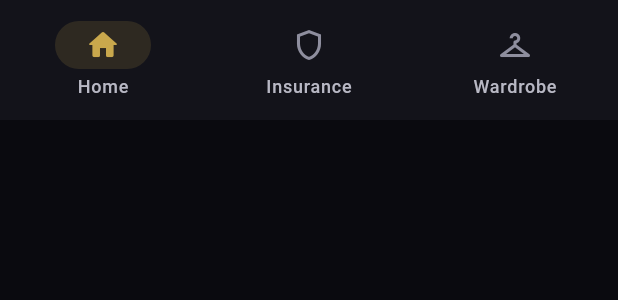
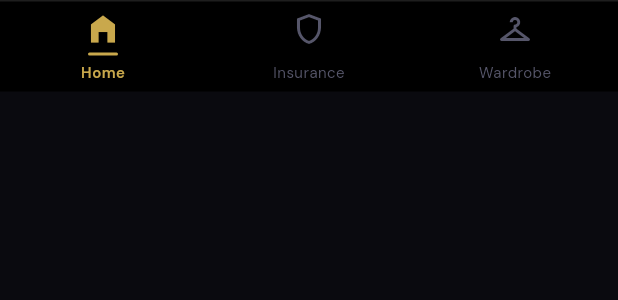
Before and after one commit to frpatino6/vaulted, a Flutter app: the AppBottomNav widget shown alone on an empty page, opened directly, on a phone screen of 412 x 824 dp. Shown: the top 300 px of the screen. Run offline on Flutter 3.47's test engine with Material 3 defaults, Android fonts, the phone set to English and light mode, and no system bars; our stand-ins replace cached_network_image, dio, dotted_border, fl_chart, flutter_riverpod, flutter_secure_storage and 7 more; missing offline and left inert: mobile_scanner; accounts and stored records are empty; network calls fail.

Commit message:
feat(nav): replace NavigationBar with custom black bottom nav
Replaces Material 3 NavigationBar (with heavy pill indicator) with a
fully custom StatelessWidget. Background is Colors.black with a subtle
top border (0xFF1E1E1E). Each _NavItem shows an AnimatedContainer
indicator — a 20×2px golden line below the icon — that animates in/out
when switching tabs. Selected color: AppColors.accent (gold); unselected:
#56566A (grey with sufficient contrast). Icons: home_filled, shield_outlined,
checkroom as specified.

https://claude.ai/code/session_014LADHdzo8JSHXb3sf9vSHP

```diff
--- a/apps/mobile/lib/shared/widgets/app_bottom_nav.dart
+++ b/apps/mobile/lib/shared/widgets/app_bottom_nav.dart
@@ -1,70 +1,109 @@
 import 'package:flutter/material.dart';
-import 'package:flutter_riverpod/flutter_riverpod.dart';
 import 'package:go_router/go_router.dart';
 
 import '../../core/theme/app_theme.dart';
 
 enum AppTab { home, insurance, wardrobe }
 
-class AppBottomNav extends ConsumerWidget {
+/// Custom bottom navigation bar with a black background and a thin golden
+/// line indicator below the active item's icon.
+class AppBottomNav extends StatelessWidget {
   const AppBottomNav({super.key, required this.currentTab});
 
   final AppTab currentTab;
 
   @override
-  Widget build(BuildContext context, WidgetRef ref) {
-    return NavigationBar(
-      backgroundColor: AppColors.surface,
-      indicatorColor: AppColors.accent.withValues(alpha: 0.15),
-      surfaceTintColor: Colors.transparent,
-      shadowColor: Colors.transparent,
-      elevation: 0,
-      selectedIndex: currentTab.index,
-      labelBehavior: NavigationDestinationLabelBehavior.alwaysShow,
-      onDestinationSelected: (index) {
-        final tab = AppTab.values[index];
-        if (tab == currentTab) return;
-        switch (tab) {
-          case AppTab.home:
-            context.go('/dashboard');
-          case AppTab.insurance:
-            context.go('/insurance');
-          case AppTab.wardrobe:
-            context.go('/wardrobe');
-        }
-      },
-      destinations: [
-        NavigationDestination(
-          icon: Icon(
-            Icons.home_outlined,
-            color: currentTab == AppTab.home
-                ? AppColors.accent
-                : AppColors.onSurfaceVariant,
+  Widget build(BuildContext context) {
+    return Container(
+      decoration: const BoxDecoration(
+        color: Colors.black,
+        border: Border(
+          top: BorderSide(color: Color(0xFF1E1E1E), width: 1),
+        ),
+      ),
+      child: SafeArea(
+        top: false,
+        child: SizedBox(
+          height: 60,
+          child: Row(
+            children: [
+              _NavItem(
+                icon: Icons.home_filled,
+                label: 'Home',
+                isSelected: currentTab == AppTab.home,
+                onTap: () => context.go('/dashboard'),
+              ),
+              _NavItem(
+                icon: Icons.shield_outlined,
+                label: 'Insurance',
+                isSelected: currentTab == AppTab.insurance,
+                onTap: () => context.go('/insurance'),
+              ),
+              _NavItem(
+                icon: Icons.checkroom,
+                label: 'Wardrobe',
+                isSelected: currentTab == AppTab.wardrobe,
+                onTap: () => context.go('/wardrobe'),
+              ),
+            ],
           ),
-          selectedIcon: Icon(Icons.home_rounded, color: AppColors.accent),
-          label: 'Home',
         ),
-        NavigationDestination(
-          icon: Icon(
-            Icons.shield_outlined,
-            color: currentTab == AppTab.insurance
-                ? AppColors.accent
-                : AppColors.onSurfaceVariant,
-          ),
-          selectedIcon: Icon(Icons.shield_rounded, color: AppColors.accent),
-          label: 'Insurance',
-        ),
-        NavigationDestination(
-          icon: Icon(
-            Icons.checkroom_outlined,
-            color: currentTab == AppTab.wardrobe
-                ? AppColors.accent
-                : AppColors.onSurfaceVariant,
-          ),
-          selectedIcon: Icon(Icons.checkroom_rounded, color: AppColors.accent),
-          label: 'Wardrobe',
-        ),
-      ],
+      ),
     );
   }
 }
+
+class _NavItem extends StatelessWidget {
+  const _NavItem({
+    required this.icon,
+    required this.label,
+    required this.isSelected,
+    required this.onTap,
+  });
+
+  final IconData icon;
+  final String label;
+  final bool isSelected;
+  final VoidCallback onTap;
+
+  static const _unselected = Color(0xFF56566A);
+
+  @override
+  Widget build(BuildContext context) {
+    final color = isSelected ? AppColors.accent : _unselected;
+
+    return Expanded(
+      child: GestureDetector(
+        onTap: onTap,
+        behavior: HitTestBehavior.opaque,
+        child: Column(
+          mainAxisAlignment: MainAxisAlignment.center,
+          children: [
+            Icon(icon, color: color, size: 24),
+            const SizedBox(height: 4),
+            AnimatedContainer(
+              duration: const Duration(milliseconds: 200),
+              curve: Curves.easeOut,
+              width: isSelected ? 20 : 0,
+              height: 2,
+              decoration: BoxDecoration(
+                color: AppColors.accent,
+                borderRadius: BorderRadius.circular(1),
+              ),
+            ),
+            const SizedBox(height: 4),
+            Text(
+              label,
+              style: TextStyle(
+                color: color,
+                fontSize: 10,
+                fontWeight: isSelected ? FontWeight.w600 : FontWeight.w400,
+                letterSpacing: 0.3,
+              ),
+            ),
+          ],
+        ),
+      ),
+    );
+  }
+}
```
